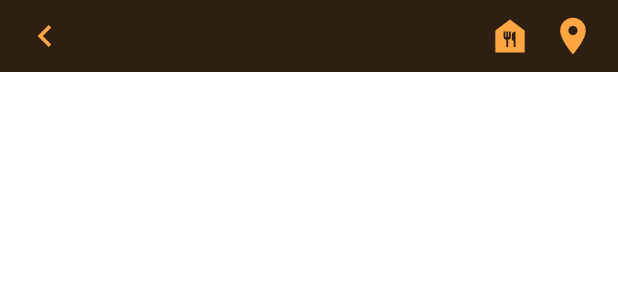
After one commit to pedrollaraf/mealapp, an Android app: the layout meal_toolbar.xml on its own in the app's theme, with its tools: preview values and no code run, on a phone screen of 412 x 824 dp. The commit adds this screen. Shown: the top 300 px of the screen. Run offline under Robolectric (Android 15) with nearby library versions, the phone set to English and light mode, and no system bars.

Commit message:
Toolbar and Activity
Toolbar, icons, colors and listeners to test

```diff
--- a/app/src/main/AndroidManifest.xml
+++ b/app/src/main/AndroidManifest.xml
@@ -10,7 +10,7 @@
         android:supportsRtl="true"
         android:theme="@style/Theme.MealApp">
         <activity
-            android:name="com.pedrollaraf.mealapp.presentation.categories.ui.MainActivity"
+            android:name="com.pedrollaraf.mealapp.presentation.MainActivity"
             android:exported="true">
             <intent-filter>
                 <action android:name="android.intent.action.MAIN" />
--- /dev/null
+++ b/app/src/main/res/drawable/ic_back.xml
@@ -0,0 +1,5 @@
+<vector android:autoMirrored="true" android:height="24dp"
+    android:tint="#FFA541" android:viewportHeight="24"
+    android:viewportWidth="24" android:width="24dp" xmlns:android="http://schemas.android.com/apk/res/android">
+    <path android:fillColor="@android:color/white" android:pathData="M15.41,16.59L10.83,12l4.58,-4.59L14,6l-6,6 6,6 1.41,-1.41z"/>
+</vector>
--- /dev/null
+++ b/app/src/main/res/drawable/ic_meal_category.xml
@@ -0,0 +1,5 @@
+<vector android:height="24dp" android:tint="#FFA541"
+    android:viewportHeight="24" android:viewportWidth="24"
+    android:width="24dp" xmlns:android="http://schemas.android.com/apk/res/android">
+    <path android:fillColor="@android:color/white" android:pathData="M12,3L4,9v12h16V9L12,3zM12.5,12.5c0,0.83 -0.67,1.5 -1.5,1.5v4h-1v-4c-0.83,0 -1.5,-0.67 -1.5,-1.5v-3h1v3H10v-3h1v3h0.5v-3h1V12.5zM15,18h-1v-3.5h-1v-3c0,-1.1 0.9,-2 2,-2V18z"/>
+</vector>
--- /dev/null
+++ b/app/src/main/res/drawable/ic_meal_location.xml
@@ -0,0 +1,5 @@
+<vector android:height="24dp" android:tint="#FFA541"
+    android:viewportHeight="24" android:viewportWidth="24"
+    android:width="24dp" xmlns:android="http://schemas.android.com/apk/res/android">
+    <path android:fillColor="@android:color/white" android:pathData="M12,2C8.13,2 5,5.13 5,9c0,5.25 7,13 7,13s7,-7.75 7,-13c0,-3.87 -3.13,-7 -7,-7zM12,11.5c-1.38,0 -2.5,-1.12 -2.5,-2.5s1.12,-2.5 2.5,-2.5 2.5,1.12 2.5,2.5 -1.12,2.5 -2.5,2.5z"/>
+</vector>
--- /dev/null
+++ b/app/src/main/res/drawable/ripple_background_button_toolbar.xml
@@ -0,0 +1,18 @@
+<?xml version="1.0" encoding="utf-8"?>
+<selector xmlns:android="http://schemas.android.com/apk/res/android">
+
+    <item android:state_pressed="true">
+        <shape android:shape="rectangle">
+            <corners android:radius="5dp"/>
+            <solid android:color="@color/lightBrown"/>
+        </shape>
+    </item>
+
+    <item>
+        <shape android:shape="rectangle">
+            <corners android:radius="5dp" />
+            <solid android:color="@android:color/transparent"/>
+        </shape>
+    </item>
+
+</selector>
--- /dev/null
+++ b/app/src/main/res/layout/meal_toolbar.xml
@@ -0,0 +1,44 @@
+<?xml version="1.0" encoding="utf-8"?>
+<androidx.constraintlayout.widget.ConstraintLayout xmlns:android="http://schemas.android.com/apk/res/android"
+    android:layout_width="match_parent"
+    android:layout_height="@dimen/toolbar_height"
+    xmlns:app="http://schemas.android.com/apk/res-auto"
+    android:background="@color/mediumBrown">
+
+    <androidx.appcompat.widget.AppCompatImageView
+        android:id="@+id/toolbar_start_button"
+        android:layout_width="36dp"
+        android:layout_height="36dp"
+        app:layout_constraintTop_toTopOf="parent"
+        app:layout_constraintBottom_toBottomOf="parent"
+        app:layout_constraintLeft_toLeftOf="parent"
+        android:layout_marginStart="12dp"
+        android:padding="3dp"
+        android:src="@drawable/ic_back"
+        android:background="@drawable/ripple_background_button_toolbar"/>
+
+    <androidx.appcompat.widget.AppCompatImageView
+        android:id="@+id/toolbar_end_two_button"
+        android:layout_width="36dp"
+        android:layout_height="36dp"
+        app:layout_constraintTop_toTopOf="parent"
+        app:layout_constraintBottom_toBottomOf="parent"
+        app:layout_constraintEnd_toStartOf="@+id/toolbar_end_one_button"
+        android:layout_marginEnd="6dp"
+        android:padding="3dp"
+        android:src="@drawable/ic_meal_category"
+        android:background="@drawable/ripple_background_button_toolbar"/>
+
+    <androidx.appcompat.widget.AppCompatImageView
+        android:id="@+id/toolbar_end_one_button"
+        android:layout_width="36dp"
+        android:layout_height="36dp"
+        app:layout_constraintTop_toTopOf="parent"
+        app:layout_constraintBottom_toBottomOf="parent"
+        app:layout_constraintEnd_toEndOf="parent"
+        android:layout_marginEnd="12dp"
+        android:padding="3dp"
+        android:src="@drawable/ic_meal_location"
+        android:background="@drawable/ripple_background_button_toolbar"/>
+
+</androidx.constraintlayout.widget.ConstraintLayout>
--- a/app/src/main/res/values-night/themes.xml
+++ b/app/src/main/res/values-night/themes.xml
@@ -1,6 +1,6 @@
 <resources xmlns:tools="http://schemas.android.com/tools">
     <!-- Base application theme. -->
-    <style name="Theme.MealApp" parent="Theme.MaterialComponents.DayNight.DarkActionBar">
+    <style name="Theme.MealApp" parent="Theme.MaterialComponents.DayNight.NoActionBar">
         <!-- Primary brand color. -->
         <item name="colorPrimary">@color/purple_200</item>
         <item name="colorPrimaryVariant">@color/purple_700</item>
--- /dev/null
+++ b/app/src/main/res/values/dimens.xml
@@ -0,0 +1,8 @@
+<?xml version="1.0" encoding="utf-8"?>
+<resources>
+
+    <!-- region toolbar -->
+    <dimen name="toolbar_height">48dp</dimen>
+    <!-- endregion -->
+
+</resources>
--- a/app/src/main/res/values/themes.xml
+++ b/app/src/main/res/values/themes.xml
@@ -1,6 +1,6 @@
 <resources xmlns:tools="http://schemas.android.com/tools">
     <!-- Base application theme. -->
-    <style name="Theme.MealApp" parent="Theme.MaterialComponents.DayNight.DarkActionBar">
+    <style name="Theme.MealApp" parent="Theme.MaterialComponents.DayNight.NoActionBar">
         <!-- Primary brand color. -->
         <item name="colorPrimary">@color/purple_500</item>
         <item name="colorPrimaryVariant">@color/purple_700</item>
@@ -10,7 +10,7 @@
         <item name="colorSecondaryVariant">@color/teal_700</item>
         <item name="colorOnSecondary">@color/black</item>
         <!-- Status bar color. -->
-        <item name="android:statusBarColor" tools:targetApi="l">?attr/colorPrimaryVariant</item>
+        <item name="android:statusBarColor" tools:targetApi="l">@color/mediumBrown</item>
         <!-- Customize your theme here. -->
     </style>
 </resources>
```
Also changed, not shown: app/src/main/java/com/pedrollaraf/mealapp/presentation/MainActivity.kt (added, +30 -0 lines), app/src/main/java/com/pedrollaraf/mealapp/presentation/categories/ui/MainActivity.kt (deleted, +0 -13 lines), app/src/main/res/layout/activity_main.xml (+9 -5 lines), app/src/main/res/values/colors.xml (+30 -0 lines).
